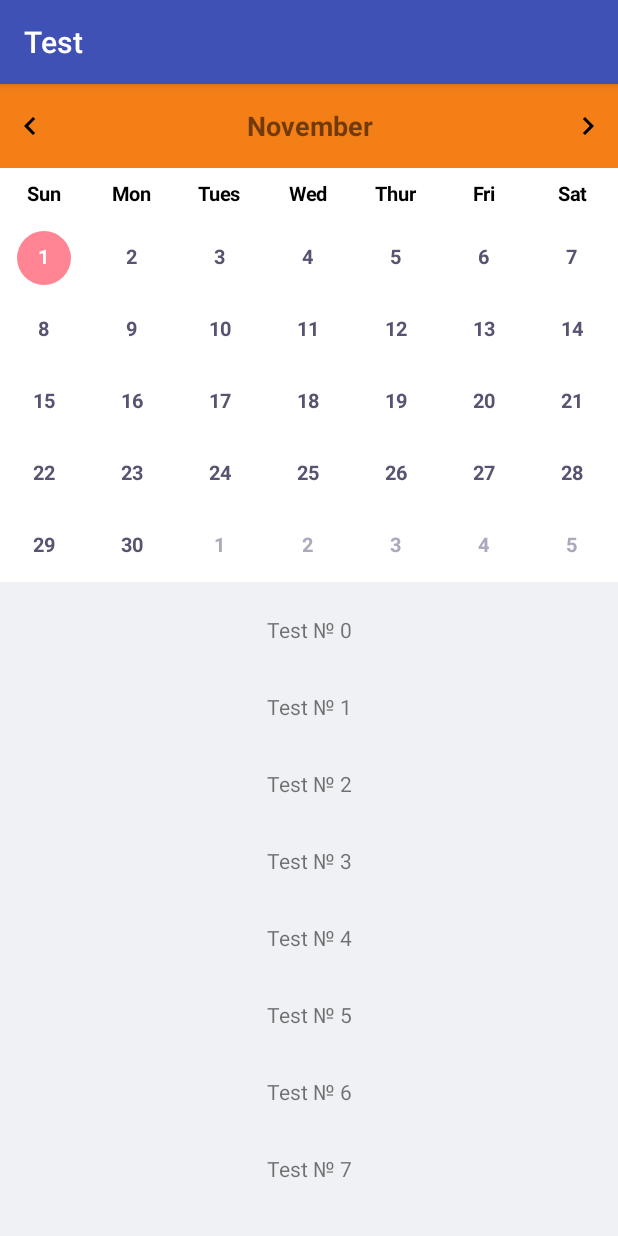
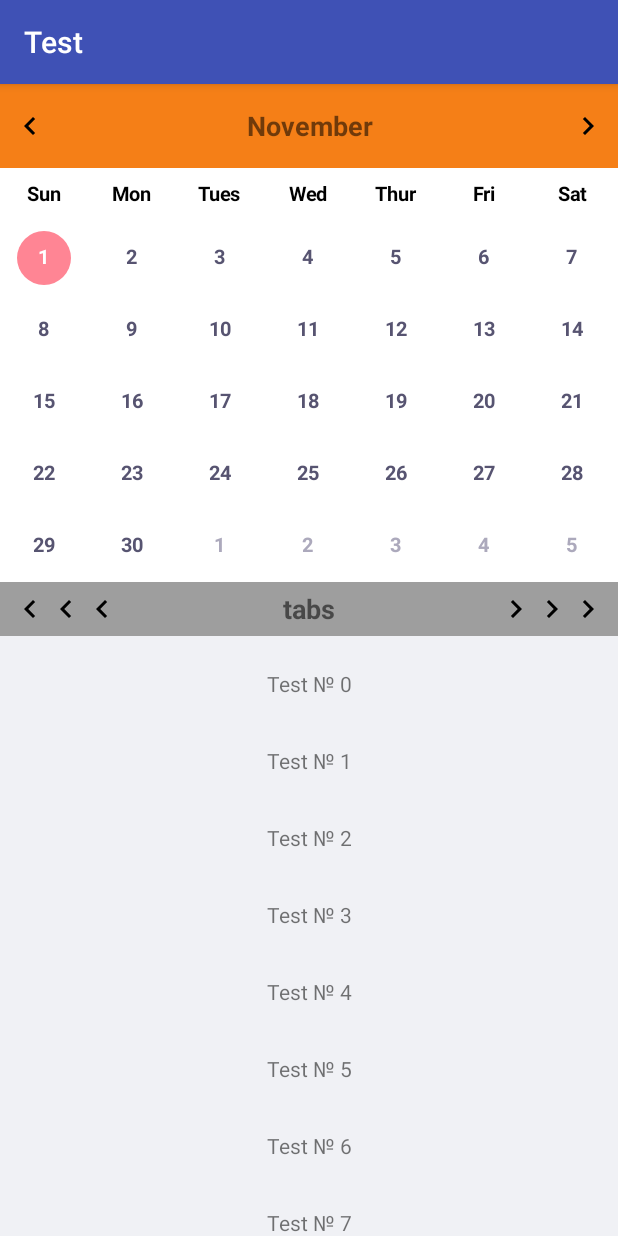
Before and after one commit to TwinsOd/Calendar, an Android app: the fragment CalendarFragment placed in its activity, after a tap on an icon or button, on a phone screen of 412 x 824 dp. Run offline under Robolectric (Android 15) with nearby library versions, the phone set to English and light mode, and no system bars.

Commit message:
add tab layout

```diff
--- a/app/src/main/res/layout/fragment_calendar.xml
+++ b/app/src/main/res/layout/fragment_calendar.xml
@@ -17,27 +17,27 @@
             android:id="@+id/left_view"
             android:layout_width="wrap_content"
             android:layout_height="wrap_content"
-            android:src="@drawable/ic_chevron_left"
             android:layout_gravity="center_vertical"
-            android:layout_margin="8dp"/>
+            android:layout_margin="8dp"
+            android:src="@drawable/ic_chevron_left" />
 
         <TextView
             android:id="@+id/month_view"
             android:layout_width="0dp"
             android:layout_height="match_parent"
+            android:layout_weight="1"
+            android:gravity="center"
             android:text="month"
             android:textSize="18sp"
-            android:textStyle="bold"
-            android:layout_weight="1"
-            android:gravity="center"/>
+            android:textStyle="bold" />
 
         <ImageView
             android:id="@+id/right_view"
             android:layout_width="wrap_content"
             android:layout_height="wrap_content"
-            android:src="@drawable/ic_chevron_right"
             android:layout_gravity="center_vertical"
-            android:layout_margin="8dp"/>
+            android:layout_margin="8dp"
+            android:src="@drawable/ic_chevron_right" />
 
     </LinearLayout>
 
@@ -105,13 +105,69 @@
                 android:layout_height="match_parent"
                 android:background="@color/colorBackground">
 
+                <LinearLayout
+                    android:id="@+id/tab_view"
+                    android:layout_width="match_parent"
+                    android:layout_height="36dp"
+                    android:background="#9e9e9e"
+                    android:orientation="horizontal">
+
+                    <ImageView
+                        android:layout_width="wrap_content"
+                        android:layout_height="wrap_content"
+                        android:layout_gravity="center_vertical"
+                        android:layout_marginStart="8dp"
+                        android:src="@drawable/ic_chevron_left" />
+
+                    <ImageView
+                        android:layout_width="wrap_content"
+                        android:layout_height="wrap_content"
+                        android:layout_gravity="center_vertical"
+                        android:src="@drawable/ic_chevron_left" />
+
+                    <ImageView
+                        android:layout_width="wrap_content"
+                        android:layout_height="wrap_content"
+                        android:layout_gravity="center_vertical"
+                        android:src="@drawable/ic_chevron_left" />
+
+                    <TextView
+                        android:layout_width="0dp"
+                        android:layout_height="match_parent"
+                        android:layout_weight="1"
+                        android:gravity="center"
+                        android:text="tabs"
+                        android:textSize="18sp"
+                        android:textStyle="bold" />
+
+                    <ImageView
+                        android:layout_width="wrap_content"
+                        android:layout_height="wrap_content"
+                        android:layout_gravity="center_vertical"
+                        android:src="@drawable/ic_chevron_right" />
+
+                    <ImageView
+                        android:layout_width="wrap_content"
+                        android:layout_height="wrap_content"
+                        android:layout_gravity="center_vertical"
+                        android:src="@drawable/ic_chevron_right" />
+
+                    <ImageView
+                        android:layout_width="wrap_content"
+                        android:layout_height="wrap_content"
+                        android:layout_gravity="center_vertical"
+                        android:layout_marginEnd="8dp"
+                        android:src="@drawable/ic_chevron_right" />
+
+                </LinearLayout>
+
                 <com.jeek.calendar.widget.calendar.schedule.ScheduleRecyclerView
                     android:id="@+id/rvScheduleList"
                     android:layout_width="match_parent"
                     android:layout_height="match_parent"
                     android:layout_alignParentLeft="true"
                     android:layout_alignParentStart="true"
-                    android:layout_alignParentTop="true"
+                    android:layout_below="@+id/tab_view"
                     android:orientation="vertical"
                     android:overScrollMode="never"
                     android:paddingTop="6dp" />
```
